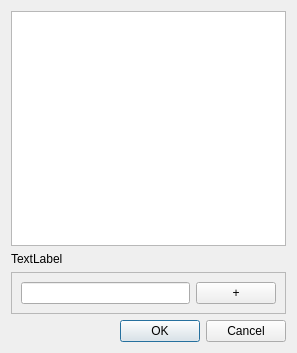
The window that DialogSaveNewConfiguration.ui (jamesalvarez/grafix-coder) describes before a commit, drawn with Qt 5.
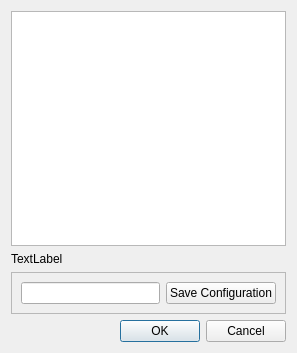
The same window after the commit.

Commit message: New updates to configuration, new release

Patch:
```diff
--- a/DialogSaveNewConfiguration.ui
+++ b/DialogSaveNewConfiguration.ui
@@ -43,7 +43,7 @@
       <item>
        <widget class="QPushButton" name="bAdd">
         <property name="text">
-         <string>+</string>
+         <string>Save Configuration</string>
         </property>
        </widget>
       </item>
```
The commit also changes 8 other files.
